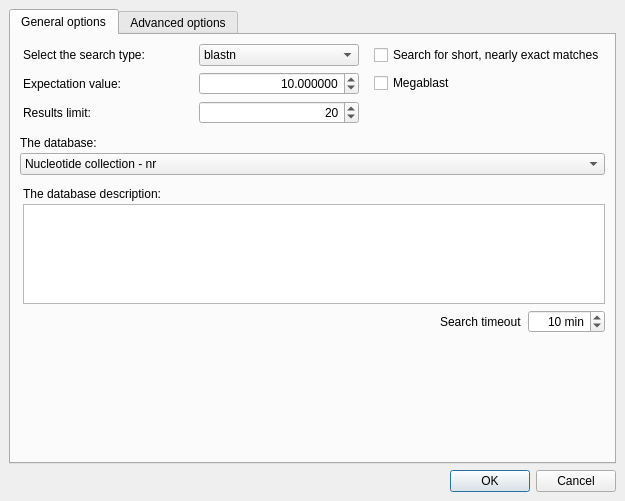
This is src/plugins/remote_blast/src/ui/RemoteBLASTDialog.ui in violethaze74/ugene as Qt 5 draws it before an edit. The edited form follows.
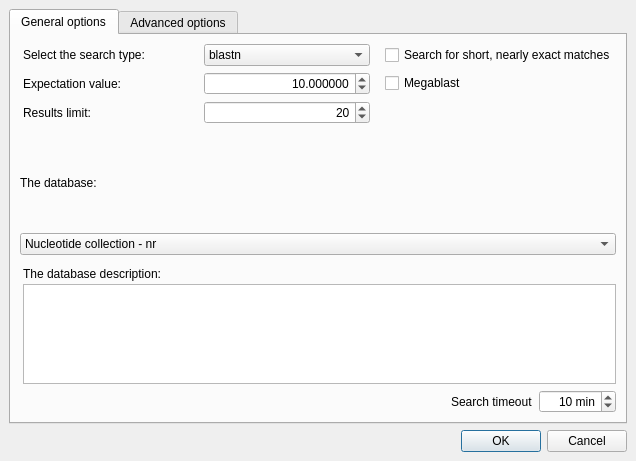
This is the edited form.

Commit message: GUI fix: preferred size of dialogs that contain annotation widget

Patch:
```diff
--- a/src/plugins/remote_blast/src/ui/RemoteBLASTDialog.ui
+++ b/src/plugins/remote_blast/src/ui/RemoteBLASTDialog.ui
@@ -6,12 +6,12 @@
    <rect>
     <x>0</x>
     <y>0</y>
-    <width>625</width>
-    <height>501</height>
+    <width>636</width>
+    <height>523</height>
    </rect>
   </property>
   <property name="sizePolicy">
-   <sizepolicy hsizetype="Preferred" vsizetype="Minimum">
+   <sizepolicy hsizetype="Preferred" vsizetype="Maximum">
     <horstretch>0</horstretch>
     <verstretch>0</verstretch>
    </sizepolicy>
@@ -35,7 +35,7 @@
    <item>
     <widget class="QTabWidget" name="optionsTab">
      <property name="sizePolicy">
-      <sizepolicy hsizetype="Expanding" vsizetype="Preferred">
+      <sizepolicy hsizetype="Expanding" vsizetype="Maximum">
        <horstretch>0</horstretch>
        <verstretch>0</verstretch>
       </sizepolicy>
@@ -44,6 +44,12 @@
       <number>0</number>
      </property>
      <widget class="QWidget" name="tabGeneralOptions">
+      <property name="sizePolicy">
+       <sizepolicy hsizetype="Preferred" vsizetype="Preferred">
+        <horstretch>0</horstretch>
+        <verstretch>0</verstretch>
+       </sizepolicy>
+      </property>
       <attribute name="title">
        <string>General options</string>
       </attribute>
@@ -337,7 +343,7 @@
        <item>
         <layout class="QHBoxLayout" name="layoutTimeout">
          <property name="sizeConstraint">
-          <enum>QLayout::SetMinAndMaxSize</enum>
+          <enum>QLayout::SetFixedSize</enum>
          </property>
          <item>
           <spacer name="spacerTimeout">
@@ -389,22 +395,6 @@
          </item>
         </layout>
        </item>
-       <item>
-        <spacer name="verticalSpacer_4">
-         <property name="orientation">
-          <enum>Qt::Vertical</enum>
-         </property>
-         <property name="sizeType">
-          <enum>QSizePolicy::MinimumExpanding</enum>
-         </property>
-         <property name="sizeHint" stdset="0">
-          <size>
-           <width>1</width>
-           <height>1</height>
-          </size>
-         </property>
-        </spacer>
-       </item>
       </layout>
      </widget>
      <widget class="QWidget" name="tabAdvancedOptions">
```
Left out of the diff: 2 changed lines with no effect on the pictures. The commit also changes 7 other files.
